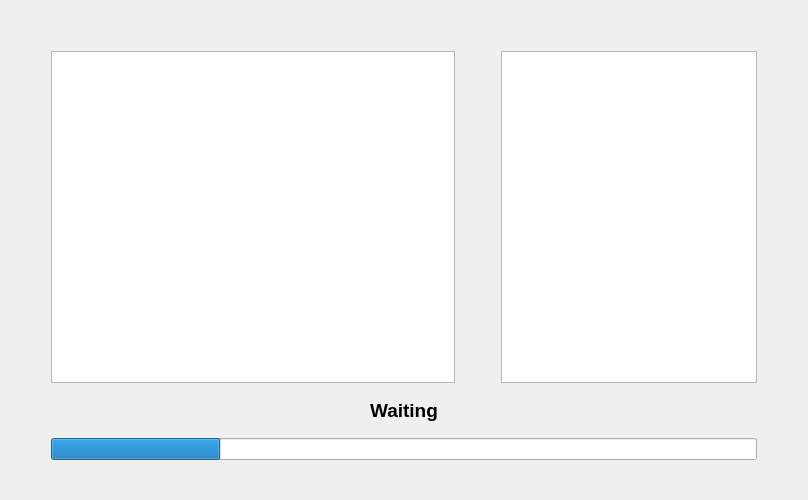
This is DiodeTestGUI/mainwindow.ui in vanbear/DiodeTestApplication as Qt 5 draws it before an edit. The edited form follows.
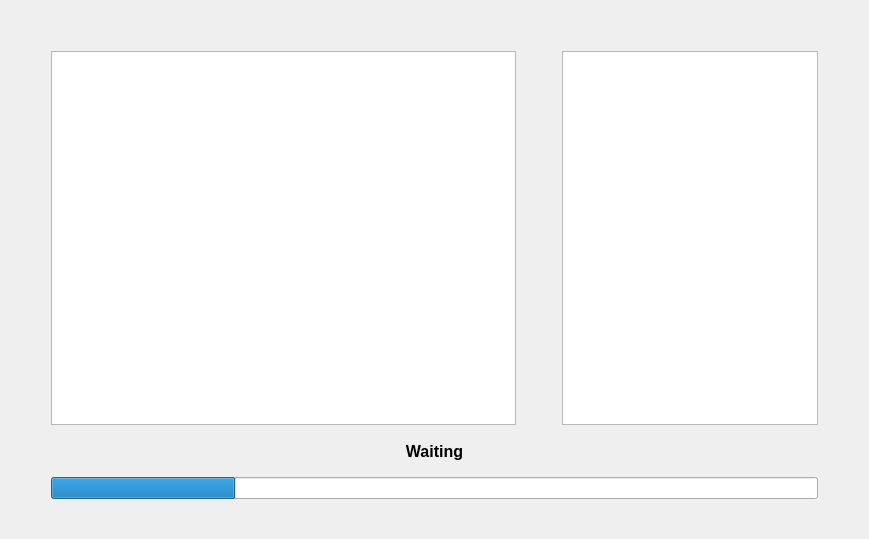
This is the edited form.

The edit to the form file:
```diff
--- a/DiodeTestGUI/mainwindow.ui
+++ b/DiodeTestGUI/mainwindow.ui
@@ -9,8 +9,8 @@
    <rect>
     <x>0</x>
     <y>0</y>
-    <width>808</width>
-    <height>500</height>
+    <width>869</width>
+    <height>539</height>
    </rect>
   </property>
   <property name="sizePolicy">
@@ -145,7 +145,7 @@
         </property>
         <property name="sizeHint" stdset="0">
          <size>
-          <width>40</width>
+          <width>20</width>
           <height>20</height>
          </size>
         </property>
@@ -155,7 +155,7 @@
        <widget class="QLabel" name="stateLabel">
         <property name="font">
          <font>
-          <pointsize>14</pointsize>
+          <pointsize>12</pointsize>
           <weight>75</weight>
           <bold>true</bold>
          </font>
@@ -181,7 +181,7 @@
         </property>
         <property name="sizeHint" stdset="0">
          <size>
-          <width>40</width>
+          <width>20</width>
           <height>20</height>
          </size>
         </property>
```
